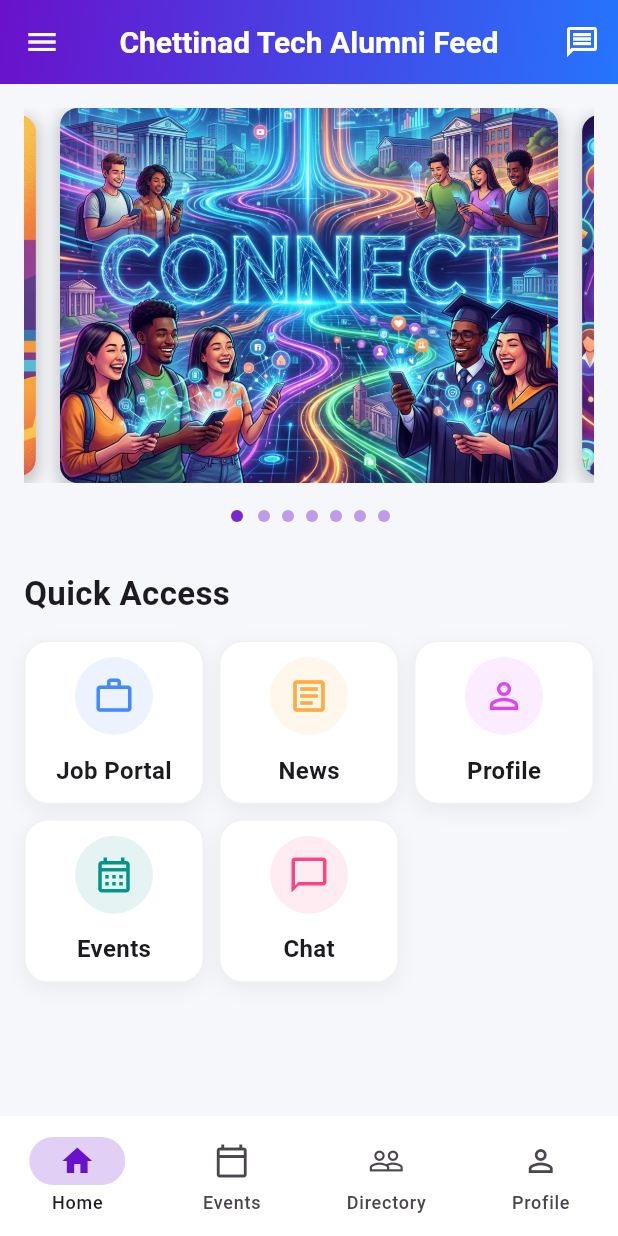
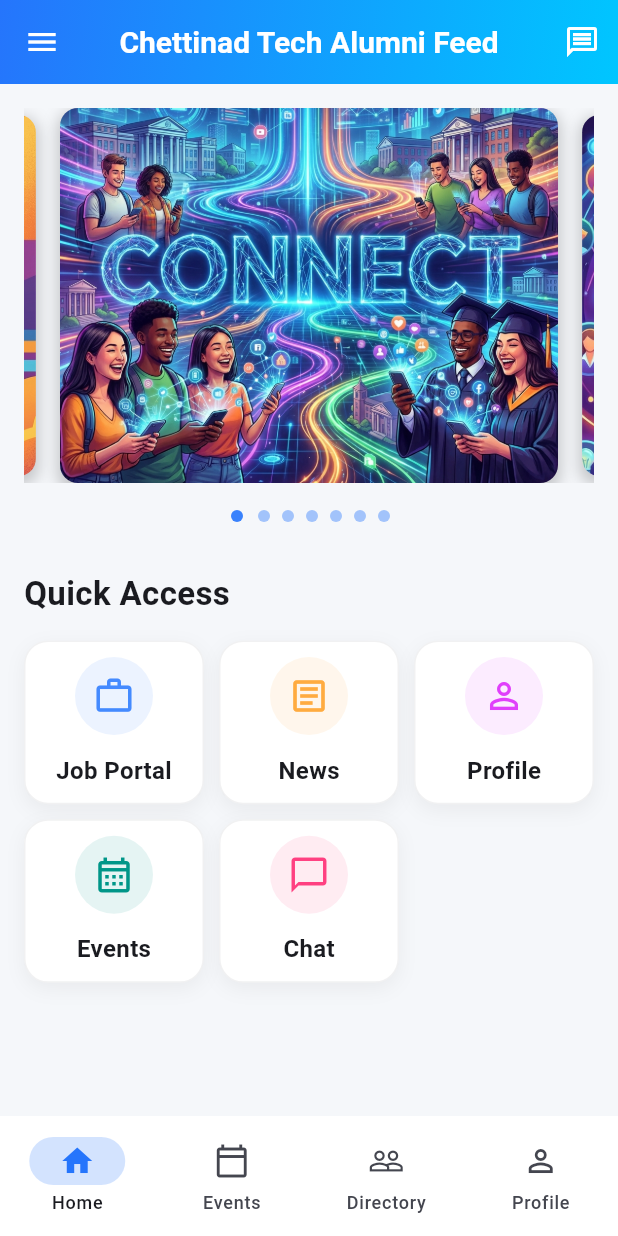
Before and after one commit to JAYASIMMA/ccet_alumini_app, a Flutter app: the HomeScreen screen opened directly, on a phone screen of 412 x 824 dp. Run offline on Flutter 3.47's test engine with Material 3 defaults, Android fonts, the phone set to English and light mode, and no system bars; drawn by our look-alikes of carousel_slider; our stand-ins replace auto_size_text, file_picker, image_picker, shared_preferences; missing offline and left inert: flutter_pdfview; accounts and stored records are empty; network calls fail.

```diff
--- a/lib/screens/home_screen.dart
+++ b/lib/screens/home_screen.dart
@@ -75,7 +75,7 @@ class _HomeScreenState extends State<HomeScreen> {
           flexibleSpace: Container(
             decoration: const BoxDecoration(
               gradient: LinearGradient(
-                colors: [Color(0xFF6A11CB), Color(0xFF2575FC)],
+                colors: [Color(0xFF2575FC), Color(0xFF00C6FF)],
                 begin: Alignment.topLeft,
                 end: Alignment.bottomRight,
               ),
@@ -125,7 +125,7 @@ class _HomeScreenState extends State<HomeScreen> {
                                   .toUpperCase(),
                               style: const TextStyle(
                                 fontSize: 40.0,
-                                color: Color(0xFF6A11CB),
+                                color: Color(0xFF2575FC),
                                 fontWeight: FontWeight.bold,
                               ),
                             )
@@ -135,7 +135,7 @@ class _HomeScreenState extends State<HomeScreen> {
                 ),
                 decoration: const BoxDecoration(
                   gradient: LinearGradient(
-                    colors: [Color(0xFF6A11CB), Color(0xFF2575FC)],
+                    colors: [Color(0xFF2575FC), Color(0xFF00C6FF)],
                     begin: Alignment.topLeft,
                     end: Alignment.bottomRight,
                   ),
@@ -152,7 +152,7 @@ class _HomeScreenState extends State<HomeScreen> {
                       ListTile(
                         leading: const Icon(
                           Icons.newspaper,
-                          color: Color(0xFF6A11CB),
+                          color: Color(0xFF2575FC),
                         ),
                         title: const Text('News & Updates'),
                         onTap: () => _navigateTo(const NewsScreen()),
@@ -160,7 +160,7 @@ class _HomeScreenState extends State<HomeScreen> {
                       ListTile(
                         leading: const Icon(
                           Icons.business_center,
-                          color: Color(0xFF6A11CB),
+                          color: Color(0xFF2575FC),
                         ),
                         title: const Text('Jobs & Careers'),
                         onTap: () => _navigateTo(const JobsScreen()),
@@ -168,7 +168,7 @@ class _HomeScreenState extends State<HomeScreen> {
                       ListTile(
                         leading: const Icon(
                           Icons.volunteer_activism,
-                          color: Color(0xFF6A11CB),
+                          color: Color(0xFF2575FC),
                         ),
                         title: const Text('Donations'),
                         onTap: () => _navigateTo(const DonationScreen()),
@@ -178,7 +178,7 @@ class _HomeScreenState extends State<HomeScreen> {
                         ListTile(
                           leading: const Icon(
                             Icons.admin_panel_settings,
-                            color: Color(0xFF6A11CB),
+                            color: Color(0xFF2575FC),
                           ),
                           title: const Text('Manage Users'),
                           onTap: () =>
@@ -188,7 +188,7 @@ class _HomeScreenState extends State<HomeScreen> {
                         ListTile(
                           leading: const Icon(
                             Icons.people_alt,
-                            color: Color(0xFF6A11CB),
+                            color: Color(0xFF2575FC),
                           ),
                           title: const Text('Department Users'),
                           onTap: () {
@@ -268,29 +268,29 @@ class _HomeScreenState extends State<HomeScreen> {
           backgroundColor:
               Theme.of(context).bottomAppBarTheme.color ??
               Theme.of(context).cardColor,
-          indicatorColor: const Color(0xFF6A11CB).withOpacity(0.2),
+          indicatorColor: const Color(0xFF2575FC).withOpacity(0.2),
           destinations: const [
             NavigationDestination(
               icon: Icon(Icons.home_outlined),
-              selectedIcon: Icon(Icons.home, color: Color(0xFF6A11CB)),
+              selectedIcon: Icon(Icons.home, color: Color(0xFF2575FC)),
               label: 'Home',
             ),
             NavigationDestination(
               icon: Icon(Icons.calendar_today_outlined),
               selectedIcon: Icon(
                 Icons.calendar_today,
-                color: Color(0xFF6A11CB),
+                color: Color(0xFF2575FC),
               ),
               label: 'Events',
             ),
             NavigationDestination(
               icon: Icon(Icons.people_outline),
-              selectedIcon: Icon(Icons.people, color: Color(0xFF6A11CB)),
+              selectedIcon: Icon(Icons.people, color: Color(0xFF2575FC)),
               label: 'Directory',
             ),
             NavigationDestination(
               icon: Icon(Icons.person_outline),
-              selectedIcon: Icon(Icons.person, color: Color(0xFF6A11CB)),
+              selectedIcon: Icon(Icons.person, color: Color(0xFF2575FC)),
               label: 'Profile',
             ),
           ],
--- a/lib/screens/login_screen.dart
+++ b/lib/screens/login_screen.dart
@@ -85,7 +85,7 @@ class _LoginScreenState extends State<LoginScreen> {
               gradient: LinearGradient(
                 begin: Alignment.topLeft,
                 end: Alignment.bottomRight,
-                colors: [Color(0xFF6A11CB), Color(0xFF2575FC)],
+                colors: [Color(0xFF2575FC), Color(0xFF00C6FF)],
               ),
             ),
           ),
@@ -217,7 +217,7 @@ class _LoginScreenState extends State<LoginScreen> {
                           child: ElevatedButton(
                             onPressed: _isLoading ? null : _handleLogin,
                             style: ElevatedButton.styleFrom(
-                              backgroundColor: const Color(0xFF6A11CB),
+                              backgroundColor: const Color(0xFF2575FC),
                               foregroundColor: Colors.white,
                               shape: RoundedRectangleBorder(
                                 borderRadius: BorderRadius.circular(12),
--- a/lib/screens/secondary/chat_detail_screen.dart
+++ b/lib/screens/secondary/chat_detail_screen.dart
@@ -74,7 +74,7 @@ class _ChatDetailScreenState extends State<ChatDetailScreen> {
         flexibleSpace: Container(
           decoration: const BoxDecoration(
             gradient: LinearGradient(
-              colors: [Color(0xFF6A11CB), Color(0xFF2575FC)],
+              colors: [Color(0xFF2575FC), Color(0xFF00C6FF)],
               begin: Alignment.topLeft,
               end: Alignment.bottomRight,
             ),
@@ -109,7 +109,7 @@ class _ChatDetailScreenState extends State<ChatDetailScreen> {
                     ),
                     decoration: BoxDecoration(
                       color: isMe
-                          ? const Color(0xFF6A11CB)
+                          ? const Color(0xFF2575FC)
                           : Colors.grey.shade200,
                       borderRadius: BorderRadius.circular(20).copyWith(
                         bottomRight: isMe
@@ -174,7 +174,7 @@ class _ChatDetailScreenState extends State<ChatDetailScreen> {
                 ),
                 const SizedBox(width: 8),
                 CircleAvatar(
-                  backgroundColor: const Color(0xFF6A11CB),
+                  backgroundColor: const Color(0xFF2575FC),
                   child: IconButton(
                     icon: const Icon(Icons.send, color: Colors.white, size: 20),
                     onPressed: _sendMessage,
--- a/lib/screens/secondary/chat_screen.dart
+++ b/lib/screens/secondary/chat_screen.dart
@@ -199,7 +199,7 @@ class _ChatScreenState extends State<ChatScreen> {
 
                           return ListTile(
                             leading: CircleAvatar(
-                              backgroundColor: Colors.purple.shade100,
+                              backgroundColor: Colors.blue.shade100,
                               child: Text(name[0].toUpperCase()),
                             ),
                             title: Text(name),
--- a/lib/screens/signup_screen.dart
+++ b/lib/screens/signup_screen.dart
@@ -81,7 +81,7 @@ class _SignupScreenState extends State<SignupScreen> {
               gradient: LinearGradient(
                 begin: Alignment.topLeft,
                 end: Alignment.bottomRight,
-                colors: [Color(0xFF6A11CB), Color(0xFF2575FC)],
+                colors: [Color(0xFF2575FC), Color(0xFF00C6FF)],
               ),
             ),
           ),
@@ -214,7 +214,7 @@ class _SignupScreenState extends State<SignupScreen> {
                           child: ElevatedButton(
                             onPressed: _isLoading ? null : _handleSignup,
                             style: ElevatedButton.styleFrom(
-                              backgroundColor: const Color(0xFF6A11CB),
+                              backgroundColor: const Color(0xFF2575FC),
                               foregroundColor: Colors.white,
                               shape: RoundedRectangleBorder(
                                 borderRadius: BorderRadius.circular(12),
```
Also changed, not shown: lib/main.dart (+9 -9 lines).
